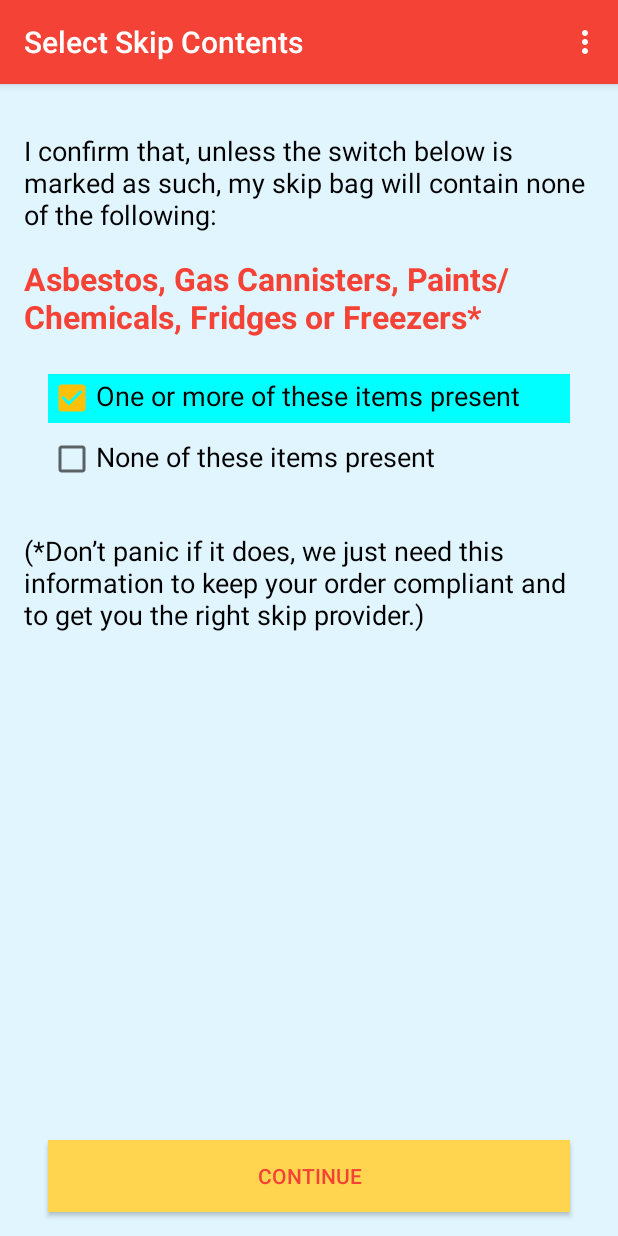
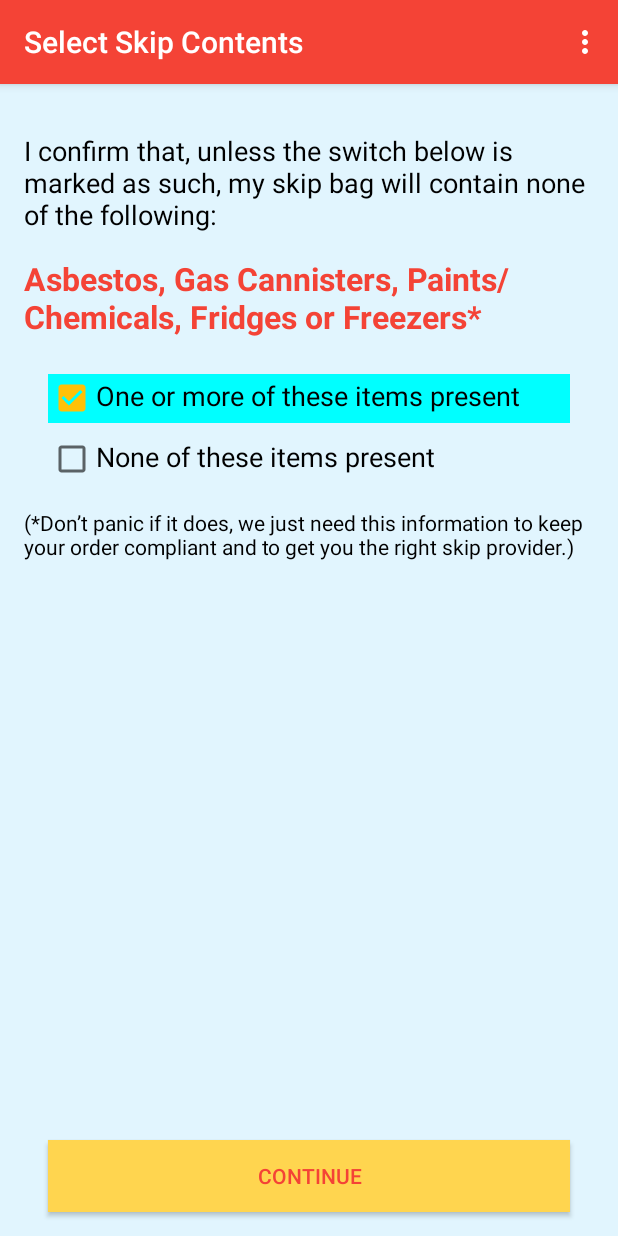
Before and after one commit to nati-m/debris, an Android app: the HireSelectSkipContentsActivity screen opened directly, with no data from a screen before it, on a phone screen of 412 x 824 dp. Run offline under Robolectric (Android 15) with nearby library versions, the phone set to English and light mode, and no system bars; our stand-ins replace Firebase (no records; nobody signed in at launch, a user with empty details on screens opened directly); libraries missing offline, so code that uses them is left out: com.firebase.ui; 2 statements that could not run were skipped.

Commit message:
Added ScrollViews to a few pages as tested on a smaller screen and had some cut off the edge. Need to do a few more. Also added an automatic scroll-to-bottom function in the corresponding java files of pages where text was added or removed from the bottom of the scrollviews. Furthermore added android:screenOrientation=portrait to every activity in the AndroidManifest.xml to stop the app flipping

```diff
--- a/app/src/main/res/layout/activity_hire_select_skip_contents.xml
+++ b/app/src/main/res/layout/activity_hire_select_skip_contents.xml
@@ -4,102 +4,110 @@
     xmlns:tools="http://schemas.android.com/tools"
     android:layout_width="match_parent"
     android:layout_height="match_parent"
-    tools:context=".HireSelectSkipContentsActivity"
     android:background="@color/background"
+    android:orientation="vertical"
+    tools:context=".HireSelectSkipContentsActivity">
+
+    <ScrollView
+        android:layout_width="match_parent"
+        android:layout_height="410dp">
+
+        <LinearLayout
+            android:layout_width="match_parent"
+            android:layout_height="match_parent"
             android:orientation="vertical">
+
 
             <TextView
                 android:id="@+id/skips_will_contain_select_skip_contents"
                 android:layout_width="match_parent"
                 android:layout_height="wrap_content"
+                android:layout_marginLeft="16dp"
+                android:layout_marginTop="32dp"
+                android:layout_marginRight="16dp"
+                android:text="I confirm that, unless the switch below is marked as such, my skip will contain none of the following:"
                 android:textColor="@color/black"
-        android:text="I confirm that, unless the switch below is marked as such, my skip will contain none of the following:"
-        android:layout_marginLeft="16dp"
-        android:layout_marginRight="16dp"
-        android:layout_marginTop="32dp"
-        android:textSize="18sp"/>
+                android:textSize="18sp" />
 
             <TextView
                 android:layout_width="match_parent"
                 android:layout_height="wrap_content"
+                android:layout_marginLeft="16dp"
+                android:layout_marginTop="16dp"
+                android:layout_marginRight="16dp"
+                android:layout_marginBottom="16dp"
+                android:text="Asbestos, Gas Cannisters, Paints/Chemicals, Fridges or Freezers*"
                 android:textColor="@color/colorPrimary"
-        android:text="Asbestos, Gas Cannisters, Paints/Chemicals, Fridges or Freezers*"
-        android:textStyle="bold"
-        android:layout_marginLeft="16dp"
-        android:layout_marginRight="16dp"
-        android:layout_marginTop="16dp"
-        android:layout_marginBottom="16dp"
-        android:textSize="21sp"/>
+                android:textSize="21sp"
+                android:textStyle="bold" />
 
             <LinearLayout
                 android:id="@+id/linear_layout_one_or_more_items_present_skip_content"
+                android:layout_width="match_parent"
+                android:layout_height="wrap_content"
                 android:layout_marginLeft="32dp"
                 android:layout_marginTop="8dp"
                 android:layout_marginRight="32dp"
                 android:layout_marginBottom="8dp"
-        android:layout_width="match_parent"
-        android:layout_height="wrap_content"
-        android:background="@color/cyan"
-        >
+                android:background="@color/cyan">
 
                 <CheckBox
                     android:id="@+id/check_box_one_or_more_items_present_skip_content"
                     android:layout_width="wrap_content"
                     android:layout_height="wrap_content"
                     android:checked="true"
-            android:clickable="false"/>
+                    android:clickable="false" />
 
                 <TextView
                     android:layout_width="wrap_content"
                     android:layout_height="wrap_content"
-            android:textSize="18sp"
+                    android:layout_marginBottom="8dp"
+                    android:text="One or more of these items present"
                     android:textColor="@color/black"
-            android:layout_marginBottom="8dp"
-            android:text="One or more of these items present"/>
+                    android:textSize="18sp" />
 
 
             </LinearLayout>
 
             <LinearLayout
                 android:id="@+id/linear_layout_none_of_these_items_present_skip_content"
+                android:layout_width="match_parent"
+                android:layout_height="wrap_content"
                 android:layout_marginLeft="32dp"
                 android:layout_marginRight="32dp"
-        android:layout_marginBottom="8dp"
-        android:layout_width="match_parent"
-        android:layout_height="wrap_content"
-        >
+                android:layout_marginBottom="8dp">
 
                 <CheckBox
                     android:id="@+id/check_box_none_of_these_items_present_skip_content"
                     android:layout_width="wrap_content"
                     android:layout_height="wrap_content"
                     android:checked="false"
-            android:clickable="false"/>
+                    android:clickable="false" />
 
                 <TextView
                     android:layout_width="wrap_content"
                     android:layout_height="wrap_content"
-            android:textSize="18sp"
+                    android:layout_marginBottom="8dp"
+                    android:text="None of these items present"
                     android:textColor="@color/black"
-            android:layout_marginBottom="8dp"
-            android:text="None of these items present"/>
+                    android:textSize="18sp" />
 
             </LinearLayout>
-
-
 
 
             <TextView
                 android:layout_width="match_parent"
                 android:layout_height="wrap_content"
+                android:layout_marginLeft="16dp"
+                android:layout_marginTop="8dp"
+                android:layout_marginRight="16dp"
+                android:text="(*Don’t panic if it does, we just need this information to keep your order compliant and to get you the right skip provider.)"
                 android:textColor="@color/black"
-        android:text="(*Don’t panic if it does, we just need this information to keep your order compliant and to get you the right skip provider.)"
-        android:layout_marginLeft="16dp"
-        android:layout_marginRight="16dp"
-        android:layout_marginTop="24dp"
-        android:textSize="18sp"/>
+                android:textSize="14sp" />
 
 
+        </LinearLayout>
+    </ScrollView>
 
 
     <RelativeLayout
@@ -110,27 +118,25 @@
             android:id="@+id/error_text_view_select_skip_contents"
             android:layout_width="200dp"
             android:layout_height="wrap_content"
-        android:textColor="@color/colorPrimary"
             android:layout_marginLeft="16dp"
             android:fontFamily="sans-serif-smallcaps"
-        android:text=""/>
+            android:text=""
+            android:textColor="@color/colorPrimary" />
 
         <Button
             android:id="@+id/continue_button_select_skip_contents"
-        android:background="@color/softerAmber"
             android:layout_width="match_parent"
             android:layout_height="wrap_content"
+            android:layout_alignParentBottom="true"
+            android:layout_centerInParent="true"
             android:layout_marginRight="64dp"
-        android:layout_centerInParent="true"
-        android:layout_alignParentBottom="true"
-        android:textColor="@color/colorPrimary"
             android:layout_marginBottom="16dp"
-        android:text="Continue"/>
-
+            android:background="@color/softerAmber"
+            android:text="Continue"
+            android:textColor="@color/colorPrimary" />
 
 
     </RelativeLayout>
 
 
-
 </LinearLayout>
--- a/app/src/main/res/layout/content_hire_home_page.xml
+++ b/app/src/main/res/layout/content_hire_home_page.xml
@@ -73,7 +73,7 @@
                 android:layout_marginTop="32dp"
                 android:layout_marginLeft="32dp"
                 android:textSize="18sp"
-                android:text="Size"
+                android:text="What Size?"
                 android:layout_weight="1" />
 
             <Spinner
--- a/build.gradle
+++ b/build.gradle
@@ -7,7 +7,7 @@ buildscript {
         jcenter()
     }
     dependencies {
-        classpath 'com.android.tools.build:gradle:3.1.3'
+        classpath 'com.android.tools.build:gradle:3.2.1'
         classpath 'com.google.gms:google-services:3.2.0'
 
         // NOTE: Do not place your application dependencies here; they belong
```
Also changed, not shown: app/src/main/AndroidManifest.xml (+68 -33 lines), app/src/main/java/com/example/android/debris1_1/HireHazardousActivity.java (+21 -0 lines), app/src/main/java/com/example/android/debris1_1/HireIsPermitRequired.java (+22 -0 lines), app/src/main/res/layout/activity_hire_hazardous.xml (+13 -0 lines), app/src/main/res/layout/activity_hire_is_permit_required.xml (+55 -43 lines), gradle/wrapper/gradle-wrapper.properties. Lines whose indentation alone changed are shown as unchanged.
